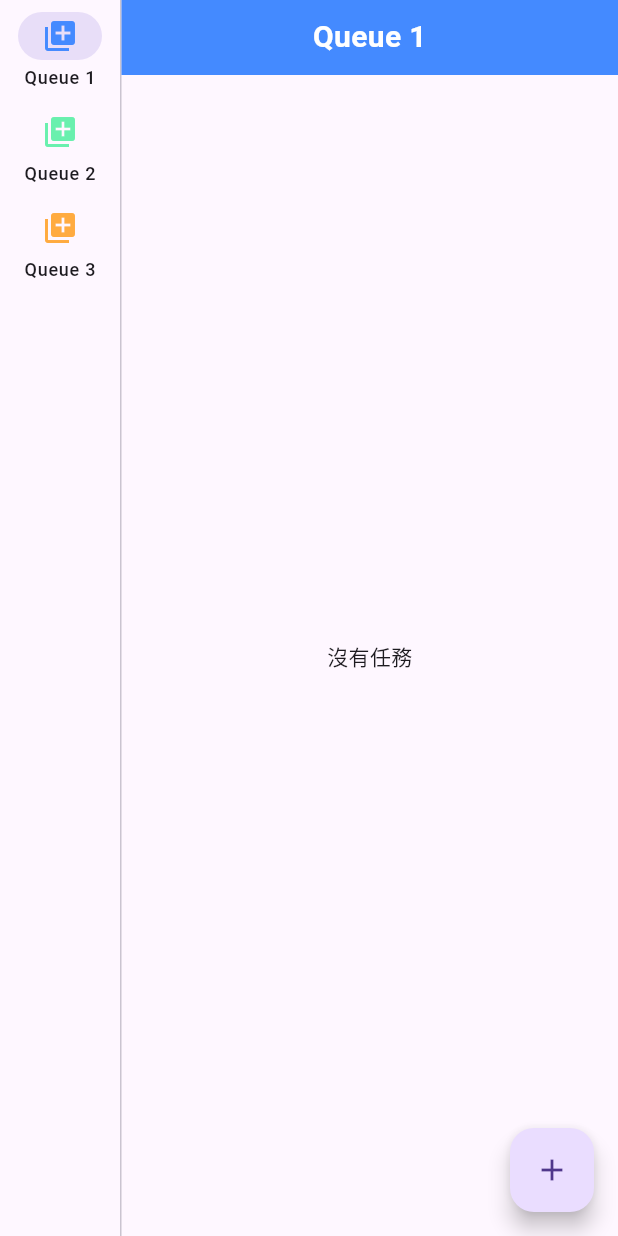
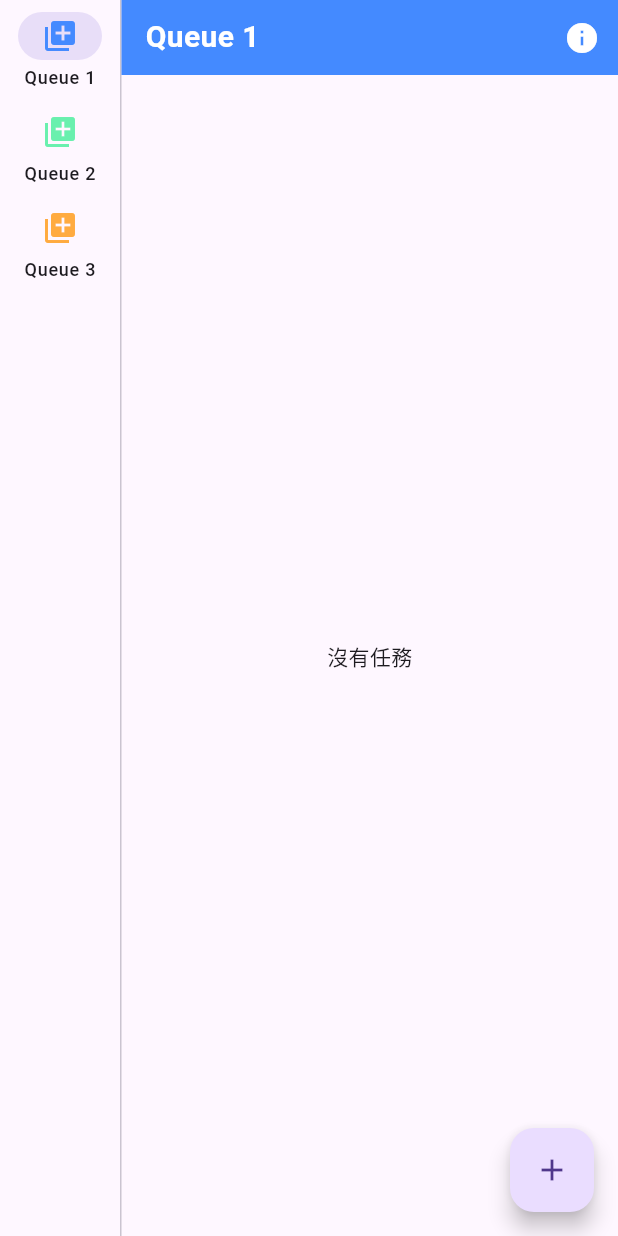
Before and after one commit to hyouka0904/task_scheduler, a Flutter app: the screen it shows after launch, on a phone screen of 412 x 824 dp. Run offline on Flutter 3.47's test engine with Material 3 defaults, Android fonts, the phone set to English and light mode, and no system bars; our stand-ins replace flutter_slidable, hive, hive_flutter, percent_indicator; accounts and stored records are empty.

Commit message:
info update

```diff
--- a/lib/screens/home_screen.dart
+++ b/lib/screens/home_screen.dart
@@ -27,8 +27,63 @@ class _HomeScreenState extends State<HomeScreen> {
     // 檢查日常任務是否需要重置
     WidgetsBinding.instance.addPostFrameCallback((_) {
       Provider.of<TaskProvider>(context, listen: false).resetDailyTasks();
+      Provider.of<TaskProvider>(context, listen: false)
+          .resetOldTasks(); // 確保重置舊任務
     });
   }
+
+  // 新增方法：顯示使用說明彈窗
+  void _showInfoDialog() {
+    showDialog(
+      context: context,
+      builder: (context) => AlertDialog(
+        title: Text('使用說明'),
+        content: SingleChildScrollView(
+          child: Text(_usageInstructions),
+        ),
+        actions: [
+          TextButton(
+            child: Text('關閉'),
+            onPressed: () => Navigator.of(context).pop(),
+          ),
+        ],
+      ),
+    );
+  }
+
+  // 使用說明內容
+  final String _usageInstructions = '''
+使用說明：
+
+1. 創建任務
+   - 點擊右下角的「+」按鈕。
+   - 輸入任務名稱，選擇期限，並選擇是否為日常任務。
+   - 點擊「創建」完成任務的新增。
+
+2. 查看任務隊列
+   - 左側有三個隊列（Queue 1、Queue 2、Queue 3）。
+   - 點擊不同的隊列以查看該隊列中的任務。
+
+3. 編輯或刪除任務
+   - 在任務列表中，向左滑動任務條目。
+   - 點擊「編輯」圖標以修改任務內容。
+   - 點擊「刪除」圖標以移除任務。
+
+4. 執行任務
+   - 點擊任務條目以開始計時。
+   - 計時結束後，選擇將任務移至下一個隊列或標記為完成。
+   - 對於日常任務，完成後會自動重置以供第二天使用。
+
+5. 任務排序
+   - 隊列中的任務會根據「最早截止日期優先」進行排序。
+
+6. 日常任務重置
+   - 每天啟動應用時，已完成的日常任務會自動重置，重新加入到第一個隊列。
+
+7. 超過72小時未執行的任務
+   - 如果任務在執行後超過72小時未被重新執行，系統會自動將其移回到第一個隊列。
+
+''';
 
   @override
   Widget build(BuildContext context) {
@@ -67,11 +122,15 @@ class _HomeScreenState extends State<HomeScreen> {
           Expanded(
             child: Column(
               children: [
-                // 有色彩的方塊
+                // 有色彩的方塊，並在右上角新增資訊按鈕
                 Container(
                   height: 50,
                   color: _queueColors[_selectedQueueIndex],
-                  child: Center(
+                  child: Row(
+                    mainAxisAlignment: MainAxisAlignment.spaceBetween,
+                    children: [
+                      Padding(
+                        padding: EdgeInsets.symmetric(horizontal: 16.0),
                         child: Text(
                           'Queue ${_selectedQueueIndex + 1}',
                           style: TextStyle(
@@ -80,6 +139,13 @@ class _HomeScreenState extends State<HomeScreen> {
                             fontWeight: FontWeight.bold,
                           ),
                         ),
+                      ),
+                      IconButton(
+                        icon: Icon(Icons.info, color: Colors.white),
+                        onPressed: _showInfoDialog,
+                        tooltip: '使用說明',
+                      ),
+                    ],
                   ),
                 ),
                 Expanded(
@@ -106,6 +172,7 @@ class _HomeScreenState extends State<HomeScreen> {
           );
         },
         child: Icon(Icons.add),
+        tooltip: '創建任務',
       ),
     );
   }
```
Also changed, not shown: 1 other file. Lines whose indentation alone changed are shown as unchanged.
